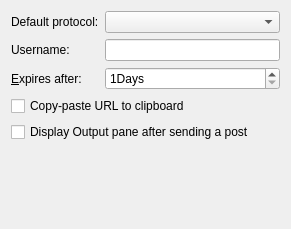
Above: src/plugins/cpaster/settingspage.ui from qt-creator/qt-creator before the change. Below: the same form after it.
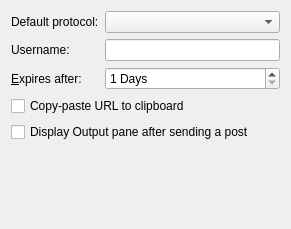
That is the form after the change.

Diff of the .ui file:
```diff
--- a/src/plugins/cpaster/settingspage.ui
+++ b/src/plugins/cpaster/settingspage.ui
@@ -71,7 +71,7 @@
    <item row="2" column="1">
     <widget class="QSpinBox" name="expirySpinBox">
      <property name="suffix">
-      <string>Days</string>
+      <string> Days</string>
      </property>
      <property name="minimum">
       <number>1</number>
```
